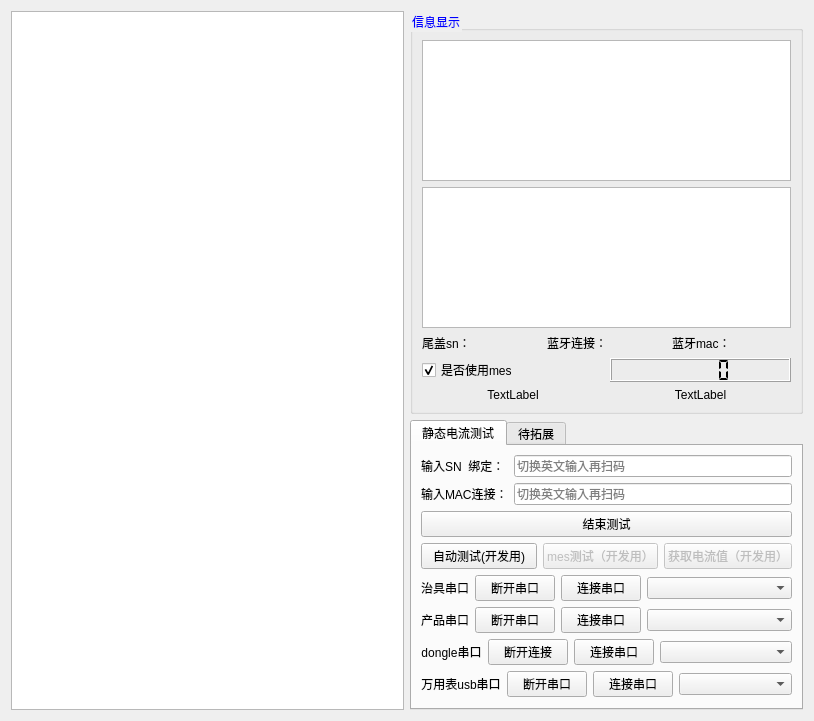
Qt form work_station/quiescent_current/quiescent_current.ui (yuhuang163/test) before a commit.
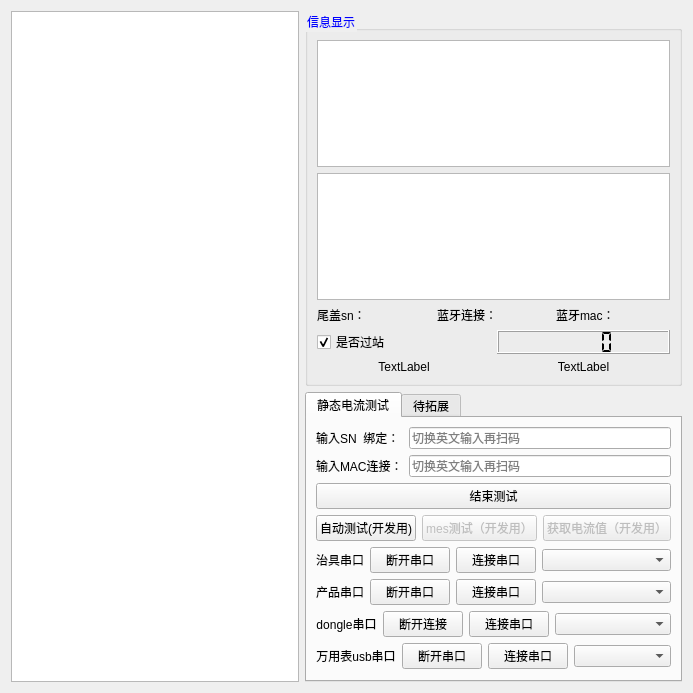
The same form after that commit.

```diff
--- a/work_station/quiescent_current/quiescent_current.ui
+++ b/work_station/quiescent_current/quiescent_current.ui
@@ -6,15 +6,15 @@
    <rect>
     <x>0</x>
     <y>0</y>
-    <width>814</width>
-    <height>721</height>
+    <width>693</width>
+    <height>693</height>
    </rect>
   </property>
   <property name="windowTitle">
    <string>Form</string>
   </property>
-  <layout class="QHBoxLayout" name="horizontalLayout_14">
-   <item>
+  <layout class="QGridLayout" name="gridLayout">
+   <item row="0" column="0">
     <widget class="QTableWidget" name="show_quiescent_current_test_result">
      <property name="enabled">
       <bool>true</bool>
@@ -24,7 +24,7 @@
      </property>
     </widget>
    </item>
-   <item>
+   <item row="0" column="1">
     <layout class="QVBoxLayout" name="verticalLayout_3">
      <item>
       <widget class="QGroupBox" name="groupBox_7">
@@ -92,7 +92,7 @@
             <item>
              <widget class="QCheckBox" name="isusemes">
               <property name="text">
-               <string>是否使用mes</string>
+               <string>是否过站</string>
               </property>
               <property name="checkable">
                <bool>true</bool>
```
